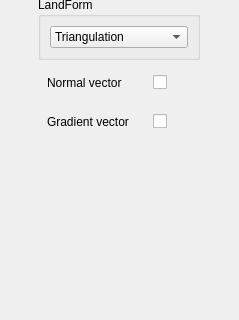
jtpefaur/runnel, file UI/toolbarsconfigmesh.ui: the form before one commit; both pictures show x 0 to 239 and y 237 to 557 of the 239 by 736 pixel window.
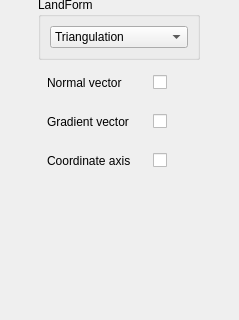
The form after the commit.

The edit to the form file:
```diff
--- a/UI/toolbarsconfigmesh.ui
+++ b/UI/toolbarsconfigmesh.ui
@@ -587,6 +587,32 @@
             </layout>
            </widget>
           </item>
+          <item>
+           <widget class="QWidget" name="widget_7" native="true">
+            <layout class="QHBoxLayout" name="horizontalLayout_4">
+             <item>
+              <widget class="QLabel" name="label_3">
+               <property name="minimumSize">
+                <size>
+                 <width>100</width>
+                 <height>0</height>
+                </size>
+               </property>
+               <property name="text">
+                <string>Coordinate axis</string>
+               </property>
+              </widget>
+             </item>
+             <item>
+              <widget class="QCheckBox" name="coordinate_axis">
+               <property name="text">
+                <string/>
+               </property>
+              </widget>
+             </item>
+            </layout>
+           </widget>
+          </item>
           <item>
            <spacer name="verticalSpacer_4">
             <property name="orientation">
```
